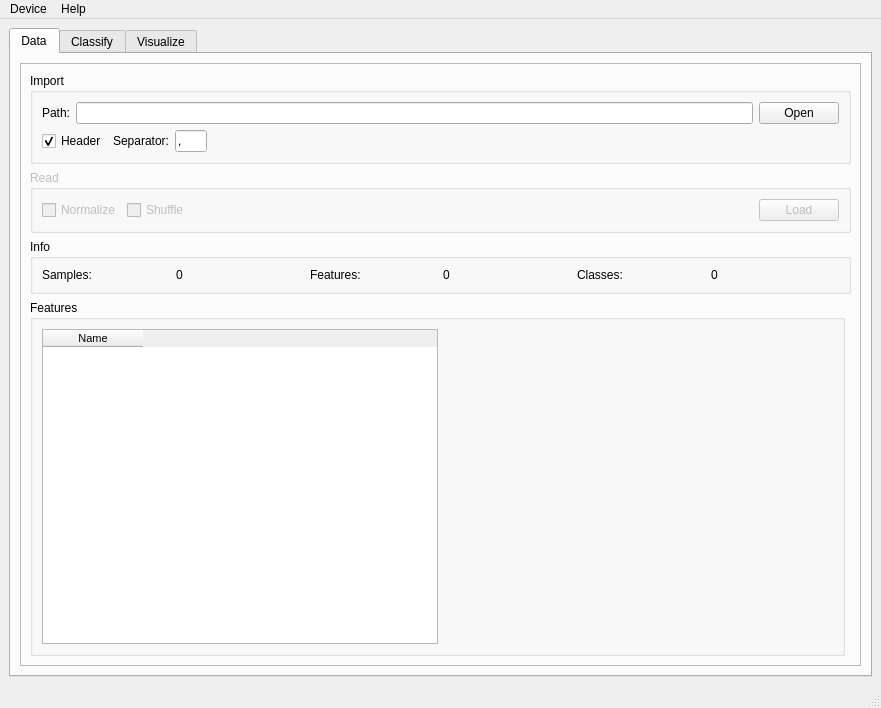
Qt form libtsvm/ui/GUI-LIBTwinSVM.ui (mir-am/LIBTwinSVM) before a commit.
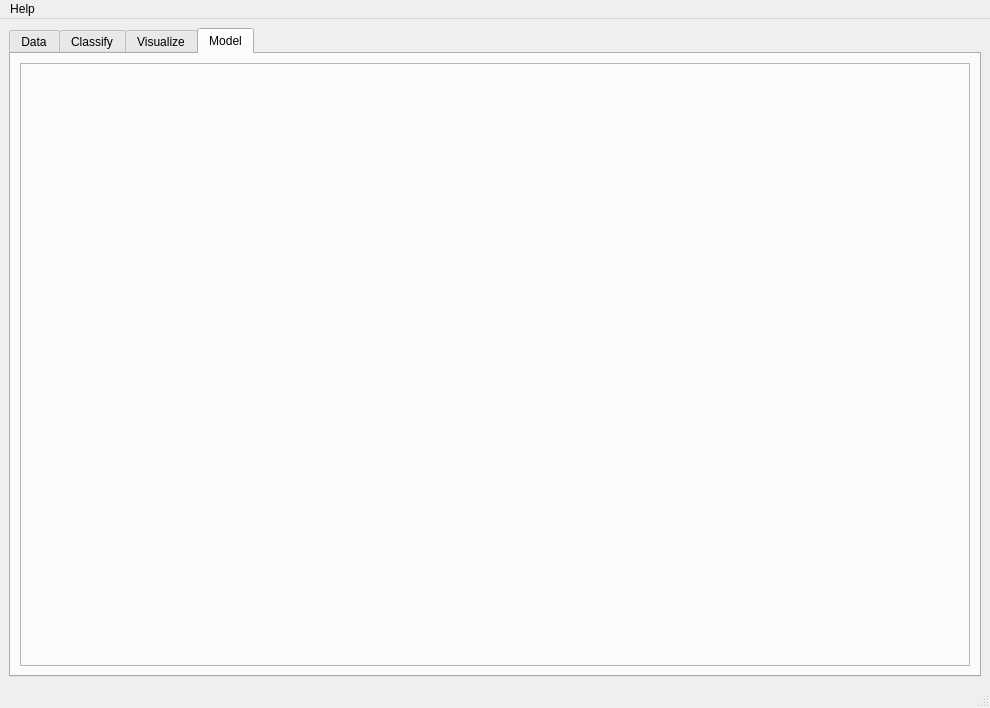
The same form after that commit. The open tabs and pages were chosen to show the change.

Commit message: Added model tab to the GUI.

```diff
--- a/libtsvm/ui/GUI-LIBTwinSVM.ui
+++ b/libtsvm/ui/GUI-LIBTwinSVM.ui
@@ -6,7 +6,7 @@
    <rect>
     <x>0</x>
     <y>0</y>
-    <width>881</width>
+    <width>990</width>
     <height>708</height>
    </rect>
   </property>
@@ -1213,6 +1213,26 @@
         </item>
        </layout>
       </widget>
+      <widget class="QWidget" name="model_tab">
+       <property name="autoFillBackground">
+        <bool>false</bool>
+       </property>
+       <attribute name="title">
+        <string>Model</string>
+       </attribute>
+       <layout class="QGridLayout" name="gridLayout_25">
+        <item row="0" column="0">
+         <widget class="QFrame" name="model_tab_frame">
+          <property name="frameShape">
+           <enum>QFrame::StyledPanel</enum>
+          </property>
+          <property name="frameShadow">
+           <enum>QFrame::Raised</enum>
+          </property>
+         </widget>
+        </item>
+       </layout>
+      </widget>
      </widget>
     </item>
    </layout>
@@ -1223,8 +1243,8 @@
     <rect>
      <x>0</x>
      <y>0</y>
-     <width>881</width>
-     <height>21</height>
+     <width>990</width>
+     <height>31</height>
     </rect>
    </property>
    <widget class="QMenu" name="menuHelp">
@@ -1236,14 +1256,6 @@
     <addaction name="separator"/>
     <addaction name="actionAbout"/>
    </widget>
-   <widget class="QMenu" name="device_menu">
-    <property name="title">
-     <string>Device</string>
-    </property>
-    <addaction name="cpu_chk_dev"/>
-    <addaction name="gpu_chk_dev"/>
-   </widget>
-   <addaction name="device_menu"/>
    <addaction name="menuHelp"/>
   </widget>
   <action name="cpu_chk_dev">
```
The commit also changes 2 other files.
